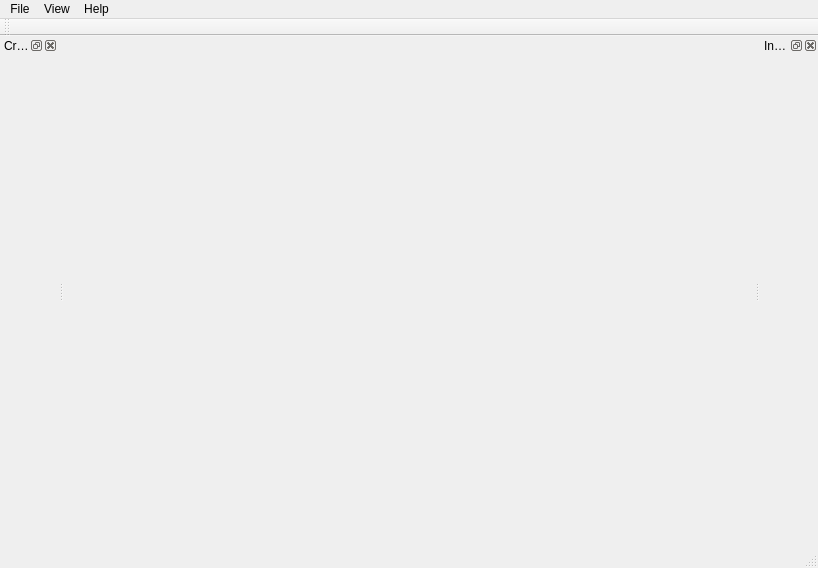
The window that src/genelab/apps/genelab/creatureviewer/ui/creatureviewerwindow.ui (GeneCraft/GeneCraft-Project) describes before a commit, drawn with Qt 5.
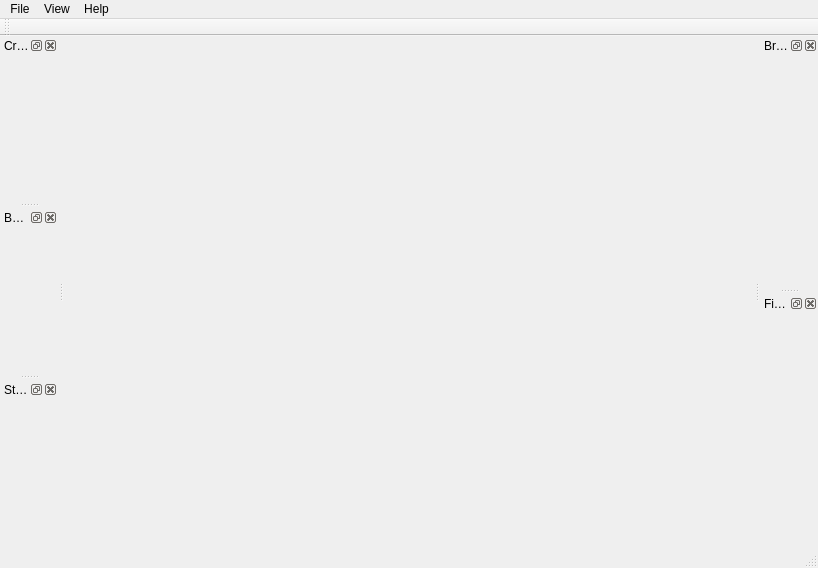
The same window after the commit. Icons and pictures are not drawn.

Commit message: * Interface en dockWidgets ! (reste encore les mise a jour inter widgets géré par l'input manager... donc pour le moment les suppressions sont pas au top)

Diff of the .ui file:
```diff
--- a/src/genelab/apps/genelab/creatureviewer/ui/creatureviewerwindow.ui
+++ b/src/genelab/apps/genelab/creatureviewer/ui/creatureviewerwindow.ui
@@ -83,6 +83,12 @@
   </widget>
   <widget class="QStatusBar" name="statusbar"/>
   <widget class="QDockWidget" name="dwCreature">
+   <property name="maximumSize">
+    <size>
+     <width>320</width>
+     <height>524287</height>
+    </size>
+   </property>
    <property name="windowIcon">
     <iconset resource="../../../../core/ressources/ressources.qrc">
      <normaloff>:/img/icons/entity</normaloff>:/img/icons/entity</iconset>
@@ -91,14 +97,20 @@
     <set>Qt::LeftDockWidgetArea|Qt::RightDockWidgetArea</set>
    </property>
    <property name="windowTitle">
-    <string>Creature</string>
+    <string>Creature Info</string>
    </property>
    <attribute name="dockWidgetArea">
     <number>1</number>
    </attribute>
    <widget class="QWidget" name="dockWidgetContents_2"/>
   </widget>
-  <widget class="QDockWidget" name="dwInspector">
+  <widget class="QDockWidget" name="dwBone">
+   <property name="maximumSize">
+    <size>
+     <width>320</width>
+     <height>524287</height>
+    </size>
+   </property>
    <property name="windowIcon">
     <iconset resource="../../../../core/ressources/ressources.qrc">
      <normaloff>:/img/icons/inspector</normaloff>:/img/icons/inspector</iconset>
@@ -110,10 +122,10 @@
     <set>Qt::LeftDockWidgetArea|Qt::RightDockWidgetArea</set>
    </property>
    <property name="windowTitle">
-    <string>Inspector</string>
+    <string>Bone</string>
    </property>
    <attribute name="dockWidgetArea">
-    <number>2</number>
+    <number>1</number>
    </attribute>
    <widget class="QWidget" name="dockWidgetContents"/>
   </widget>
@@ -128,6 +140,51 @@
     <bool>false</bool>
    </attribute>
   </widget>
+  <widget class="QDockWidget" name="dwStats">
+   <property name="maximumSize">
+    <size>
+     <width>320</width>
+     <height>524287</height>
+    </size>
+   </property>
+   <property name="windowTitle">
+    <string>Statistics</string>
+   </property>
+   <attribute name="dockWidgetArea">
+    <number>1</number>
+   </attribute>
+   <widget class="QWidget" name="dwContent_Stats"/>
+  </widget>
+  <widget class="QDockWidget" name="dwBrain">
+   <property name="maximumSize">
+    <size>
+     <width>320</width>
+     <height>524287</height>
+    </size>
+   </property>
+   <property name="windowTitle">
+    <string>Brain</string>
+   </property>
+   <attribute name="dockWidgetArea">
+    <number>2</number>
+   </attribute>
+   <widget class="QWidget" name="dwContent_Brain"/>
+  </widget>
+  <widget class="QDockWidget" name="dwFixation">
+   <property name="maximumSize">
+    <size>
+     <width>320</width>
+     <height>524287</height>
+    </size>
+   </property>
+   <property name="windowTitle">
+    <string>Fixation</string>
+   </property>
+   <attribute name="dockWidgetArea">
+    <number>2</number>
+   </attribute>
+   <widget class="QWidget" name="dwContent_Bone"/>
+  </widget>
   <action name="actionSave_selected_creature">
    <property name="icon">
     <iconset resource="../../../../core/ressources/ressources.qrc">
```
Left out of the diff: 2 changed lines with no effect on the pictures. The commit also changes 23 other files.
